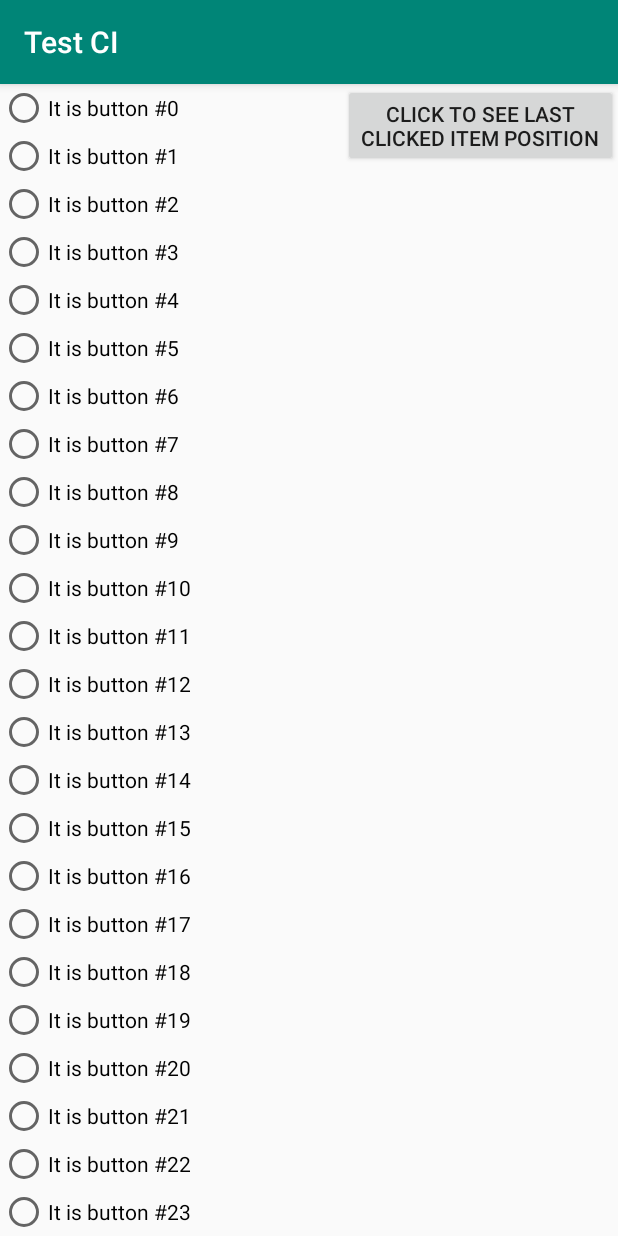
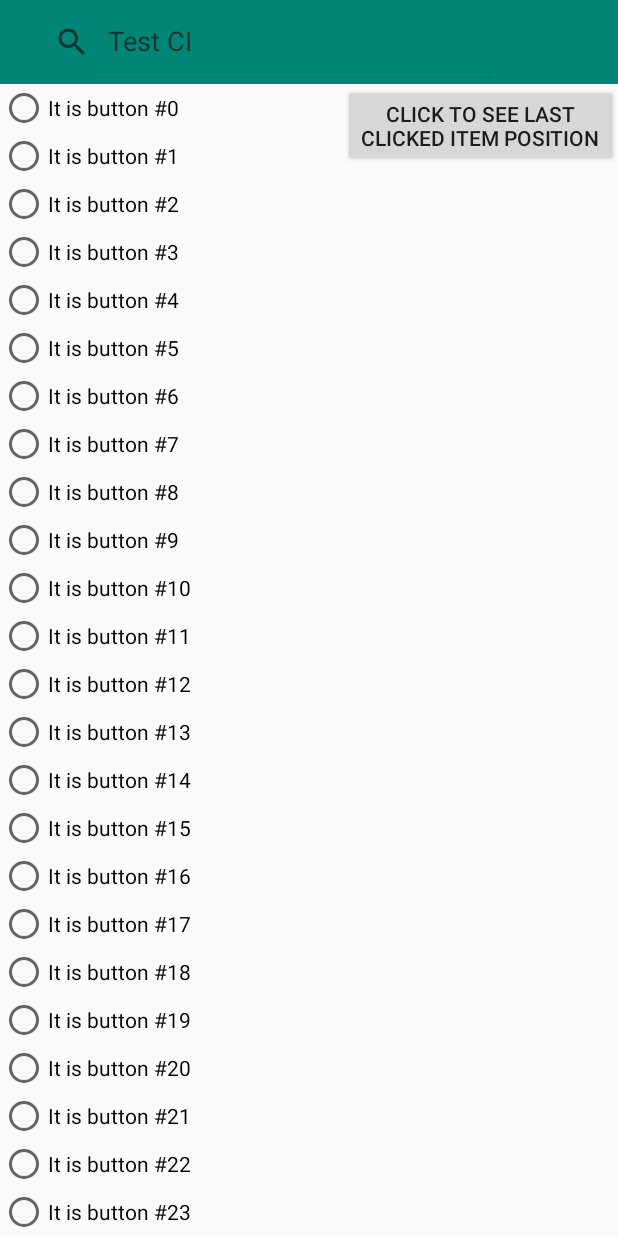
Before and after one commit to rt1shnik/test_ci, an Android app: the screen it shows after launch (MainActivity), on a phone screen of 412 x 824 dp. Run offline under Robolectric (Android 15) with nearby library versions, the phone set to English and light mode, and no system bars.

Commit message:
Demonstrate interception of touches (SeachView)

```diff
--- a/app/src/main/java/com/example/testci/MainActivity.kt
+++ b/app/src/main/java/com/example/testci/MainActivity.kt
@@ -2,11 +2,13 @@ package com.example.testci
 
 import androidx.appcompat.app.AppCompatActivity
 import android.os.Bundle
+import android.util.Log
 import android.widget.Button
 import android.widget.Toast
 import androidx.recyclerview.widget.LinearLayoutManager
 import androidx.recyclerview.widget.RecyclerView
 import com.example.testci.adapter.RadioButtonsAdapter
+import kotlinx.android.synthetic.main.activity_main.*
 
 class MainActivity : AppCompatActivity() {
 
@@ -26,5 +28,9 @@ class MainActivity : AppCompatActivity() {
         button.setOnClickListener {
             Toast.makeText(this, adapter.lastClickedItemPosition.toString(), Toast.LENGTH_SHORT).show()
         }
+
+        interceptorLayout.setOnClickListener {
+            Log.d("searchView", "OnClick frame")
+        }
     }
 }
--- /dev/null
+++ b/app/src/main/java/com/example/testci/temp/TouchInterceptorLayout.kt
@@ -0,0 +1,17 @@
+package com.example.testci.temp
+
+import android.content.Context
+import android.util.AttributeSet
+import android.view.MotionEvent
+import android.widget.FrameLayout
+
+class TouchInterceptorLayout @JvmOverloads constructor(
+    context: Context,
+    attrs: AttributeSet? = null,
+    defStyleAttr: Int = 0
+) : FrameLayout(context, attrs, defStyleAttr) {
+
+    override fun onInterceptTouchEvent(ev: MotionEvent?): Boolean {
+        return true
+    }
+}
--- a/app/src/main/res/layout/activity_main.xml
+++ b/app/src/main/res/layout/activity_main.xml
@@ -7,12 +7,36 @@
         android:layout_height="match_parent"
         tools:context=".MainActivity">
 
+    <androidx.appcompat.widget.Toolbar
+            android:id="@+id/toolbar"
+            android:background="?attr/colorPrimary"
+            android:layout_width="match_parent"
+            android:layout_height="wrap_content">
+
+        <com.example.testci.temp.TouchInterceptorLayout
+                android:id="@+id/interceptorLayout"
+                android:layout_width="wrap_content"
+                android:layout_height="wrap_content">
+
+            <SearchView
+                    android:id="@+id/searchView"
+                    android:queryHint="@string/app_name"
+                    android:iconifiedByDefault="false"
+                    android:layout_height="wrap_content"
+                    android:layout_width="wrap_content"/>
+        </com.example.testci.temp.TouchInterceptorLayout>
+
+    </androidx.appcompat.widget.Toolbar>
+
     <Button
+            android:layout_below="@id/toolbar"
             android:layout_alignParentRight="true"
             android:id="@+id/button"
             android:text="Click to see last\nclicked item position"
             android:layout_width="wrap_content" android:layout_height="wrap_content"/>
+
     <androidx.recyclerview.widget.RecyclerView
+            android:layout_below="@id/toolbar"
             android:id="@+id/recyclerView"
             android:layout_width="match_parent"
             android:layout_height="match_parent"/>
--- a/app/src/main/res/values/styles.xml
+++ b/app/src/main/res/values/styles.xml
@@ -1,7 +1,7 @@
 <resources>
 
     <!-- Base application theme. -->
-    <style name="AppTheme" parent="Theme.AppCompat.Light.DarkActionBar">
+    <style name="AppTheme" parent="Theme.AppCompat.Light.NoActionBar">
         <!-- Customize your theme here. -->
         <item name="colorPrimary">@color/colorPrimary</item>
         <item name="colorPrimaryDark">@color/colorPrimaryDark</item>
```
